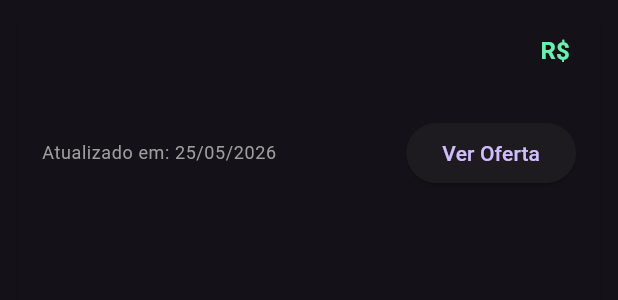
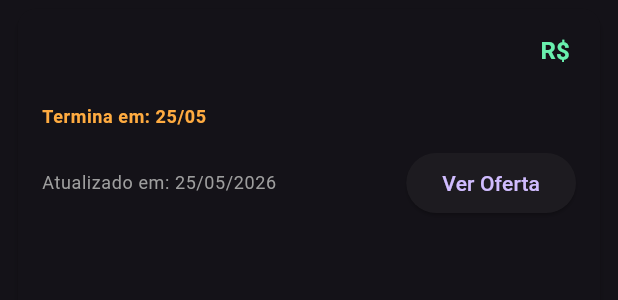
Before and after one commit to alvarestevam/game-deal-tracker-app, a Flutter app: the GameCard widget shown alone on an empty page, opened directly with empty values, on a phone screen of 412 x 824 dp. Shown: the top 300 px of the screen. Run offline on Flutter 3.47's test engine with Material 3 defaults, Android fonts, the phone set to English and light mode, and no system bars; our stand-ins replace dio; network calls fail.

Commit message:
Feat: Ordenando carrossel por data real da promo e exibindo expiração no card
Co-authored-by: alvarestevam <163478507+alvarestevam@users.noreply.github.com>

```diff
--- a/lib/models/game_deal.dart
+++ b/lib/models/game_deal.dart
@@ -10,6 +10,8 @@ class GameDeal {
   final bool isFree;
   final bool isHistoricalLow;
   final DateTime updatedAt;
+  final DateTime? promoStartDate;
+  final DateTime? promoEndDate;
 
   GameDeal({
     required this.id,
@@ -23,6 +25,8 @@ class GameDeal {
     required this.isFree,
     required this.isHistoricalLow,
     required this.updatedAt,
+    this.promoStartDate,
+    this.promoEndDate,
   });
 
   factory GameDeal.fromJson(Map<String, dynamic> json) {
@@ -40,6 +44,12 @@ class GameDeal {
       updatedAt: json['updated_at'] != null
           ? DateTime.parse(json['updated_at'] as String)
           : DateTime.now(), // Usa data atual se faltar
+      promoStartDate: json['promo_start_date'] != null
+          ? DateTime.tryParse(json['promo_start_date'].toString())
+          : null,
+      promoEndDate: json['promo_end_date'] != null
+          ? DateTime.tryParse(json['promo_end_date'].toString())
+          : null,
     );
   }
 
--- a/lib/widgets/game_card.dart
+++ b/lib/widgets/game_card.dart
@@ -44,6 +44,27 @@ class GameCard extends StatelessWidget {
                             game.platform!,
                             style: theme.textTheme.bodySmall?.copyWith(
                               color: Colors.blueAccent,
+                            ),
+                          ),
+                        ),
+                      if (game.promoEndDate != null)
+                        Padding(
+                          padding: const EdgeInsets.only(top: 4),
+                          child: Text(
+                            'Termina em: ${_formatDayMonth(game.promoEndDate!)}',
+                            style: theme.textTheme.bodySmall?.copyWith(
+                              color: Colors.orangeAccent,
+                              fontWeight: FontWeight.bold,
+                            ),
+                          ),
+                        )
+                      else if (game.promoStartDate != null)
+                        Padding(
+                          padding: const EdgeInsets.only(top: 4),
+                          child: Text(
+                            'Começou em: ${_formatDayMonth(game.promoStartDate!)}',
+                            style: theme.textTheme.bodySmall?.copyWith(
+                              color: Colors.grey,
                             ),
                           ),
                         ),
@@ -127,4 +148,8 @@ class GameCard extends StatelessWidget {
   String _formatDate(DateTime date) {
     return '${date.day.toString().padLeft(2, '0')}/${date.month.toString().padLeft(2, '0')}/${date.year}';
   }
+
+  String _formatDayMonth(DateTime date) {
+    return '${date.day.toString().padLeft(2, '0')}/${date.month.toString().padLeft(2, '0')}';
+  }
 }
```
Also changed, not shown: lib/views/deals_view.dart (+11 -3 lines).
